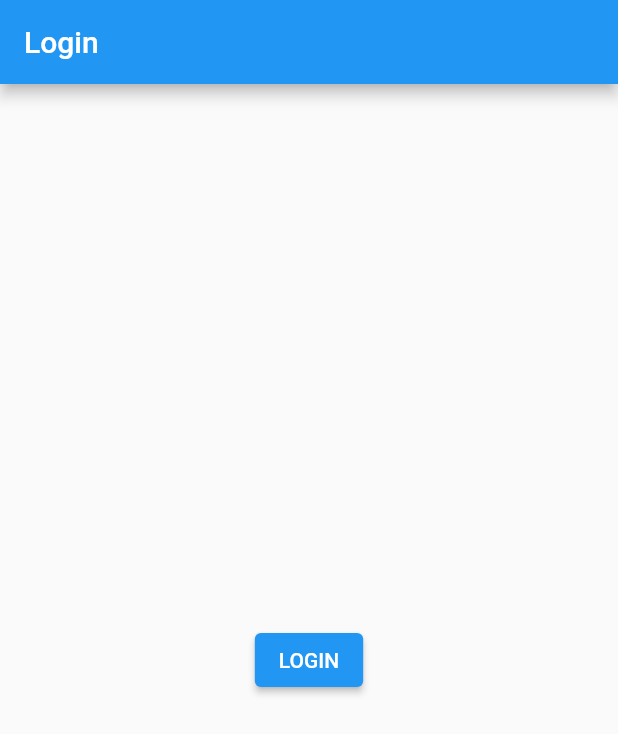
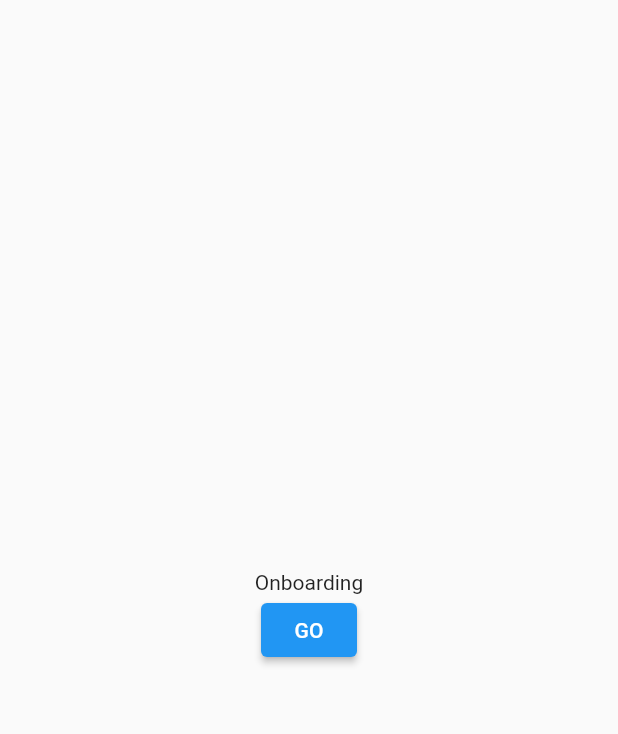
Before and after one commit to kazume/riverpod_poc, a Flutter app: the screen it shows after launch, on a phone screen of 412 x 824 dp. Shown: the top 734 px of the screen. Run offline on Flutter 3.47's test engine with Material 2 defaults, Android fonts, the phone set to English and light mode, and no system bars; our stand-ins replace flutter_riverpod, shared_preferences, stack_trace.

Commit message:
Add onboarding screen logic

```diff
--- a/lib/navigation/navigation_state.dart
+++ b/lib/navigation/navigation_state.dart
@@ -3,16 +3,17 @@ import 'dart:io';
 import 'package:flutter/foundation.dart';
 import 'package:flutter/services.dart';
 import 'package:flutter_riverpod/flutter_riverpod.dart';
+import 'package:riverpod_poc/preferences/preferences.dart';
 
-final navigationControllerProvider =
-    NotifierProvider<NavigationController, NavigationState>(
-  () => NavigationController(),
+final navigationNotifierProvider =
+    NotifierProvider<NavigationNotifier, NavigationState>(
+  () => NavigationNotifier(),
 );
 
-class NavigationController extends Notifier<NavigationState> {
+class NavigationNotifier extends Notifier<NavigationState> {
   @override
   NavigationState build() {
-    return const NavigationState(
+    return NavigationState(
       isLoggedIn: false,
       isSettingsSelected: false,
     );
--- a/lib/screens/login.dart
+++ b/lib/screens/login_screen.dart
@@ -27,7 +27,7 @@ class LoginScreen extends ConsumerWidget {
       body: Center(
         child: ElevatedButton(
           onPressed: () {
-            ref.read(navigationControllerProvider.notifier).setLoggedIn(true);
+            ref.read(navigationNotifierProvider.notifier).setLoggedIn(true);
           },
           child: const Text('LOGIN'),
         ),
--- /dev/null
+++ b/lib/screens/onboarding_screen.dart
@@ -0,0 +1,38 @@
+import 'package:flutter/material.dart';
+import 'package:flutter_riverpod/flutter_riverpod.dart';
+
+import '../elements/pages.dart';
+import '../preferences/preferences.dart';
+import 'screens.dart';
+
+class OnboardingScreen extends ConsumerWidget {
+  static FadingPage page() {
+    return const FadingPage(
+      name: Screens.onboarding,
+      key: ValueKey(Screens.onboarding),
+      child: OnboardingScreen(),
+    );
+  }
+
+  const OnboardingScreen({Key? key}) : super(key: key);
+
+  @override
+  Widget build(BuildContext context, WidgetRef ref) {
+    return Scaffold(
+      body: Center(
+        child: Column(
+          mainAxisAlignment: MainAxisAlignment.center,
+          children: [
+            const Text('Onboarding'),
+            ElevatedButton(
+              onPressed: () => ref
+                  .read(settingsNotifierProvider.notifier)
+                  .setOnboardingComplete(true),
+              child: const Text('GO'),
+            ),
+          ],
+        ),
+      ),
+    );
+  }
+}
--- a/lib/screens/screens.dart
+++ b/lib/screens/screens.dart
@@ -1,10 +1,11 @@
-export 'home.dart';
-export 'login.dart';
-export 'onboarding.dart';
-export 'settings.dart';
+export 'home_screen.dart';
+export 'login_screen.dart';
+export 'onboarding_screen.dart';
+export 'settings_screen.dart';
 
 class Screens {
   static const settings = '/settings';
   static const home = '/';
   static const login = '/login';
+  static const onboarding = 'onboarding';
 }
```
Also changed, not shown: lib/navigation/app_router.dart (+10 -5 lines), lib/preferences/preferences.dart (+14 -14 lines), lib/screens/home_screen.dart (renamed from lib/screens/home.dart, +5 -5 lines), lib/screens/onboarding.dart (deleted, +0 -31 lines), lib/screens/settings_screen.dart (renamed from lib/screens/settings.dart).
